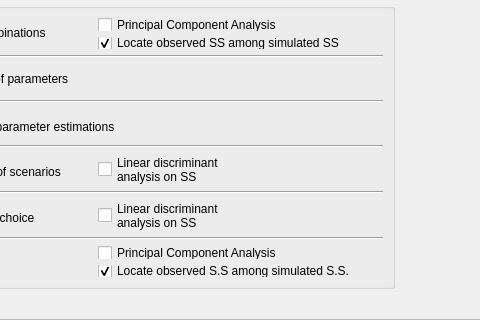
Before: the Qt Designer form python_interface/uis/defineAnalysis.ui in cbgp/diyabc, drawn with Qt 5; both pictures show x 476 to 956 and y 384 to 704 of the 1142 by 704 pixel window.
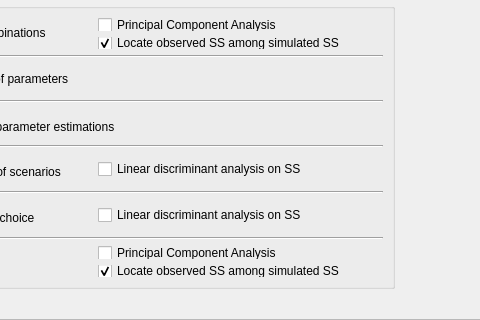
After: the same form once the commit is applied.

Patch:
```diff
--- a/python_interface/uis/defineAnalysis.ui
+++ b/python_interface/uis/defineAnalysis.ui
@@ -336,8 +336,7 @@
           <item>
            <widget class="QCheckBox" name="confFdaCompareCheck">
             <property name="text">
-             <string>Linear discriminant
-analysis on SS</string>
+             <string>Linear discriminant analysis on SS</string>
             </property>
            </widget>
           </item>
@@ -374,8 +373,7 @@
           <item>
            <widget class="QCheckBox" name="confFdaCheck">
             <property name="text">
-             <string>Linear discriminant
-analysis on SS</string>
+             <string>Linear discriminant analysis on SS</string>
             </property>
            </widget>
           </item>
@@ -412,7 +410,7 @@
             <item>
              <widget class="QCheckBox" name="modCheckLossCheck">
               <property name="text">
-               <string>Locate observed S.S among simulated S.S.</string>
+               <string>Locate observed SS among simulated SS</string>
               </property>
               <property name="checked">
                <bool>true</bool>
```
